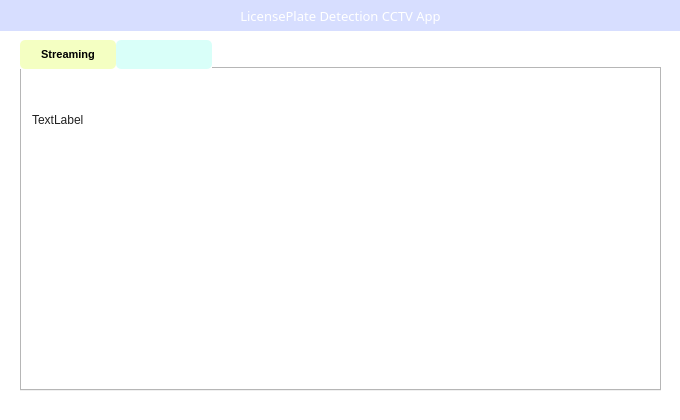
The window that cctv_36/mainwindow.ui (VEDA-ThirtySix/PAMS-client) describes before a commit, drawn with Qt 5.
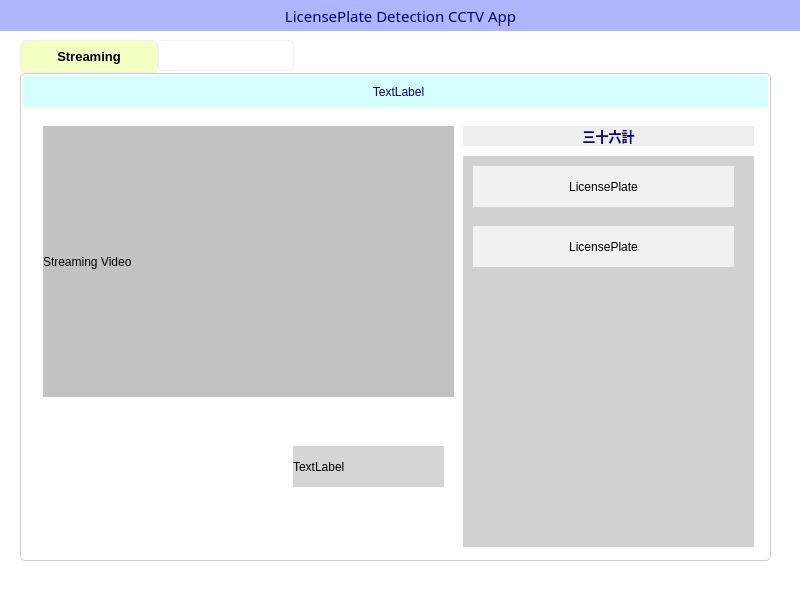
The same window after the commit. Icons and pictures are not drawn.

The edit to the form file:
```diff
--- a/cctv_36/mainwindow.ui
+++ b/cctv_36/mainwindow.ui
@@ -6,8 +6,8 @@
    <rect>
     <x>0</x>
     <y>0</y>
-    <width>680</width>
-    <height>420</height>
+    <width>800</width>
+    <height>600</height>
    </rect>
   </property>
   <property name="windowTitle">
@@ -22,26 +22,38 @@
      <rect>
       <x>20</x>
       <y>40</y>
-      <width>641</width>
-      <height>351</height>
+      <width>751</width>
+      <height>521</height>
      </rect>
     </property>
     <property name="styleSheet">
-     <string notr="true">QTabBar::tab {
-    background:rgb(217, 255, 249);   /* 탭의 기본 배경색 */
+     <string notr="true"> /* 탭 창 영역 */
+ QTabWidget::pane {
+        background-color:rgb(255, 255, 255);
+        border:1px solid rgb(207, 207, 207);
+        border-radius: 5px; /* 둥근 모서리 */
+        padding: 2px; /* 내부 여백 */
+    }
+
+/*탭 버튼 영역*/
+
+QTabBar::tab {
+    background: transparent;
+	border:1px solid rgb(240, 240, 240);
     color: transparent;               /* 기본 텍스트를 숨김 */
-    padding: 8px;                    /* 기본 패딩 */
-    width: 80px;                  /* 기본 너비 */
-    height: 13px;                 /* 기본 높이 */
+    padding: 7px;                    /* 기본 패딩 */
+    width: 120px;                  /* 기본 너비 */
+    height: 15px;                 /* 기본 높이 */
     border-radius: 5px;              /* 둥근 모서리 */
     transition: all 0.3s ease;        /* 부드러운 애니메이션 */
-    font-size: 11px;
+    font-size: 13px;
 	background-repeat: no-repeat;
 	background-position: center;
 }
 
+
 QTabBar::tab:selected {
-    background-color: rgb(244, 255, 194);       /* 선택된 탭의 배경색 */
+    background-color: rgb(244, 255, 194);       /*선택된 탭의 배경색 */
     color: black;                     /* 선택된 탭 텍스트 색상 */
     font-weight: bold;
     padding: 8px;                    /* 선택된 탭 패딩 */
@@ -51,8 +63,7 @@
     background-color: rgb(211, 211, 211);
     color: rgb(255, 255, 255);                  /* 호버 시 텍스트 색상 */
 	border:none;
-}
-</string>
+}</string>
     </property>
     <property name="tabPosition">
      <enum>QTabWidget::North</enum>
@@ -70,26 +81,154 @@
      <widget class="QLabel" name="dateTimeLabel">
       <property name="geometry">
        <rect>
-        <x>10</x>
-        <y>20</y>
-        <width>171</width>
-        <height>61</height>
+        <x>0</x>
+        <y>0</y>
+        <width>751</width>
+        <height>31</height>
        </rect>
       </property>
       <property name="styleSheet">
-       <string notr="true">color: rgb(33, 33, 33);
-font: 9pt &quot;UnGungseo&quot;;</string>
+       <string notr="true">color: rgb(0, 0, 127);
+font: bold 9pt &quot;Serif&quot;;
+background-color: rgba(170, 255, 255,0.5);</string>
       </property>
       <property name="text">
        <string>TextLabel</string>
       </property>
+      <property name="alignment">
+       <set>Qt::AlignCenter</set>
+      </property>
+     </widget>
+     <widget class="QLabel" name="videoLabel">
+      <property name="geometry">
+       <rect>
+        <x>20</x>
+        <y>50</y>
+        <width>411</width>
+        <height>271</height>
+       </rect>
+      </property>
+      <property name="styleSheet">
+       <string notr="true">
+background-color: rgb(194, 194, 194);</string>
+      </property>
+      <property name="text">
+       <string>Streaming Video</string>
+      </property>
+     </widget>
+     <widget class="QLabel" name="label">
+      <property name="geometry">
+       <rect>
+        <x>270</x>
+        <y>370</y>
+        <width>151</width>
+        <height>41</height>
+       </rect>
+      </property>
+      <property name="styleSheet">
+       <string notr="true">background-color: rgb(213, 213, 213);</string>
+      </property>
+      <property name="text">
+       <string>TextLabel</string>
+      </property>
+     </widget>
+     <widget class="QLabel" name="guideLabel_2">
+      <property name="geometry">
+       <rect>
+        <x>440</x>
+        <y>50</y>
+        <width>291</width>
+        <height>20</height>
+       </rect>
+      </property>
+      <property name="font">
+       <font>
+        <family>NotoSerifTamilSlanted Black</family>
+        <pointsize>10</pointsize>
+        <italic>false</italic>
+        <bold>true</bold>
+       </font>
+      </property>
+      <property name="styleSheet">
+       <string notr="true">background-color:rgb(238, 238, 238);
+color: rgb(0, 0, 127);
+
+font: 900 10pt &quot;NotoSerifTamilSlanted Black&quot;;
+text-shadow: 2px 2px 5px rgba(0, 0, 0, 0.3); </string>
+      </property>
+      <property name="text">
+       <string>三十六計</string>
+      </property>
+      <property name="alignment">
+       <set>Qt::AlignCenter</set>
+      </property>
+     </widget>
+     <widget class="QFrame" name="frame">
+      <property name="geometry">
+       <rect>
+        <x>440</x>
+        <y>80</y>
+        <width>291</width>
+        <height>391</height>
+       </rect>
+      </property>
+      <property name="styleSheet">
+       <string notr="true">background-color: rgb(209, 209, 209);
+border:none;</string>
+      </property>
+      <property name="frameShape">
+       <enum>QFrame::StyledPanel</enum>
+      </property>
+      <property name="frameShadow">
+       <enum>QFrame::Raised</enum>
+      </property>
+      <widget class="QLabel" name="label_2">
+       <property name="geometry">
+        <rect>
+         <x>10</x>
+         <y>10</y>
+         <width>261</width>
+         <height>41</height>
+        </rect>
+       </property>
+       <property name="styleSheet">
+        <string notr="true">background-color: rgba(255, 255, 255,0.7);
+border:none;</string>
+       </property>
+       <property name="text">
+        <string>LicensePlate</string>
+       </property>
+       <property name="alignment">
+        <set>Qt::AlignCenter</set>
+       </property>
+      </widget>
+      <widget class="QLabel" name="label_3">
+       <property name="geometry">
+        <rect>
+         <x>10</x>
+         <y>70</y>
+         <width>261</width>
+         <height>41</height>
+        </rect>
+       </property>
+       <property name="styleSheet">
+        <string notr="true">background-color: rgba(255, 255, 255,0.7);
+border:none;</string>
+       </property>
+       <property name="text">
+        <string>LicensePlate</string>
+       </property>
+       <property name="alignment">
+        <set>Qt::AlignCenter</set>
+       </property>
+      </widget>
      </widget>
     </widget>
     <widget class="QWidget" name="searchTab">
      <attribute name="title">
       <string>Search</string>
      </attribute>
-     <widget class="QFrame" name="frame">
+     <widget class="QFrame" name="searchFrame">
       <property name="geometry">
        <rect>
         <x>20</x>
@@ -159,22 +298,22 @@
      <rect>
       <x>0</x>
       <y>0</y>
-      <width>681</width>
+      <width>801</width>
       <height>31</height>
      </rect>
     </property>
     <property name="font">
      <font>
       <family>Quicksand Medium</family>
-      <pointsize>10</pointsize>
+      <pointsize>11</pointsize>
       <italic>false</italic>
       <bold>false</bold>
      </font>
     </property>
     <property name="styleSheet">
-     <string notr="true">background-color:rgb(215, 222, 255);
-color: rgb(255, 255, 255);
-font: 500 10pt &quot;Quicksand Medium&quot;;
+     <string notr="true">background-color:rgba(120, 133, 255,0.6);
+color: rgb(0, 0, 127);
+font: 500 11pt &quot;Quicksand Medium&quot;;
 </string>
     </property>
     <property name="text">
```
Left out of the diff: 12 changed lines with no effect on the pictures.
